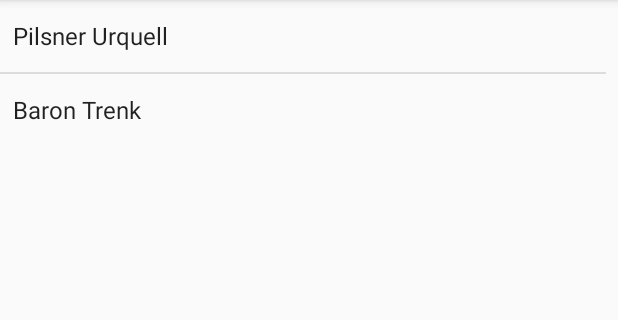
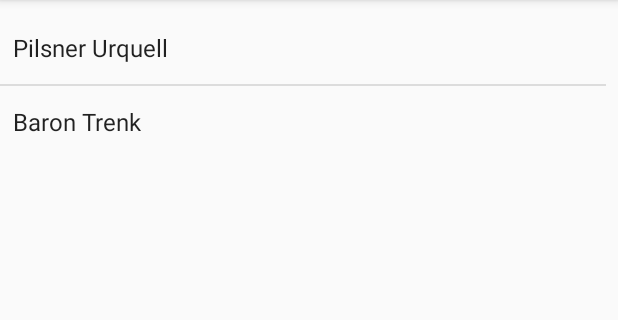
Before and after one commit to rickolsson/applikation_med_checkbox, an Android app: the screen it shows after launch (MainActivity), on a phone screen of 412 x 824 dp, the part 84-404 px from its top. Run offline under Robolectric (Android 15) with nearby library versions, the phone set to English and light mode, and no system bars; our stand-ins replace Volley.

Commit message:
SMÅTTTTT

```diff
--- a/app/src/main/res/layout/activity_main.xml
+++ b/app/src/main/res/layout/activity_main.xml
@@ -10,7 +10,9 @@
         android:id="@+id/product_list"
         android:layout_width="wrap_content"
         android:layout_height="wrap_content"
+        android:layout_marginTop="8dp"
         android:layout_marginEnd="8dp"
-        app:layout_constraintEnd_toEndOf="parent" />
+        app:layout_constraintEnd_toEndOf="parent"
+        app:layout_constraintTop_toTopOf="parent" />
 
 </android.support.constraint.ConstraintLayout>
```
